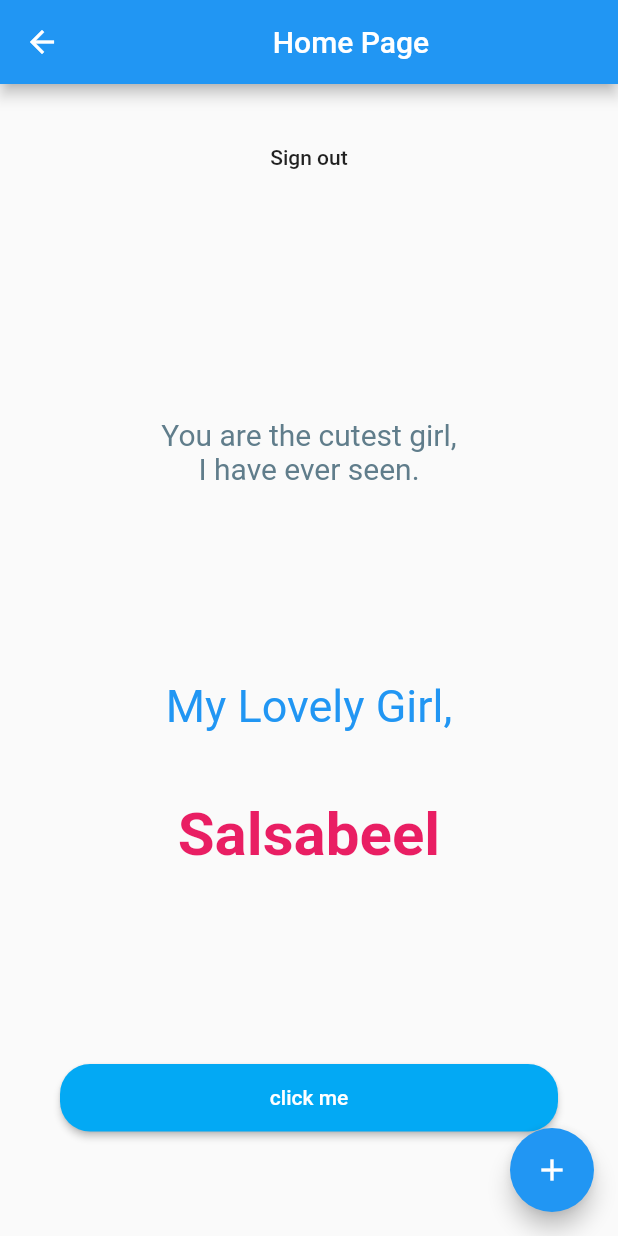
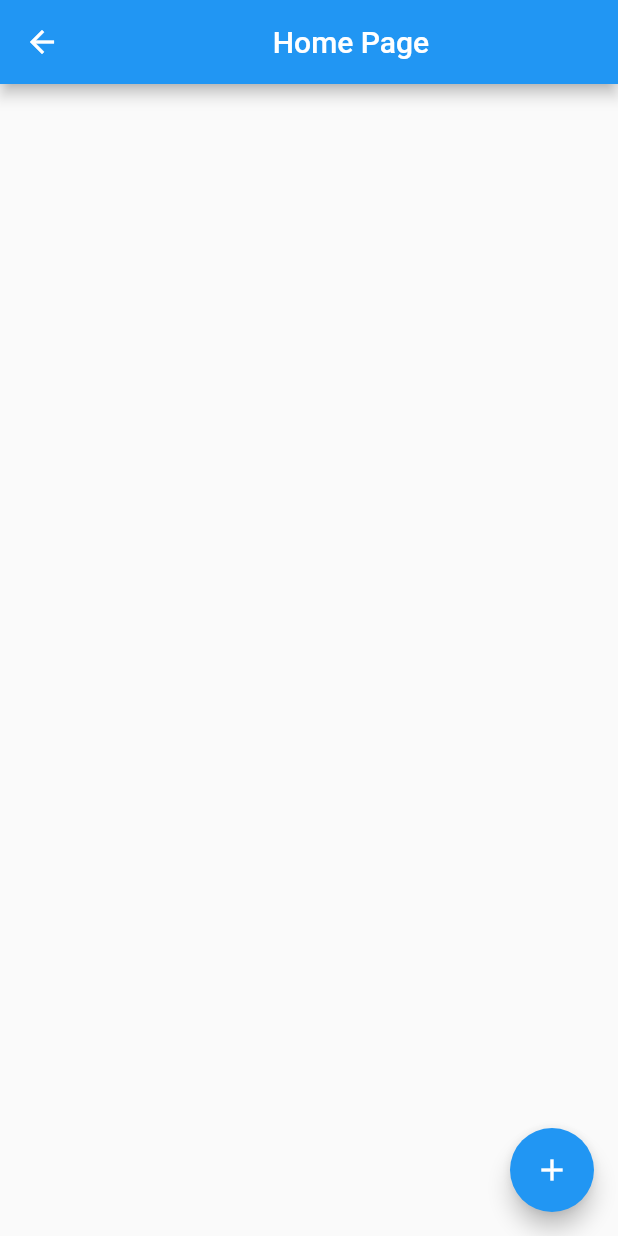
Before and after one commit to ahmedemasry/Notes, a Flutter app: the MyHomePage screen opened by its route, on a phone screen of 412 x 824 dp. Run offline on Flutter 3.47's test engine with Material 2 defaults, Android fonts, the phone set to English and light mode, and no system bars; our stand-ins replace firebase_auth, flutter_secure_storage, shared_preferences; accounts and stored records are empty.

Commit message:
home page cleaned

```diff
--- a/lib/ui/screens/home_page.dart
+++ b/lib/ui/screens/home_page.dart
@@ -33,74 +33,6 @@ class _MyHomePageState extends State<MyHomePage> {
 
         title: Center(child: Text(widget.title)),
       ),
-      body: Padding(
-//        padding: const EdgeInsets.all(8.0),
-        padding: const EdgeInsets.symmetric(vertical: 25, horizontal: 40),
-        child: Column(
-          mainAxisAlignment: MainAxisAlignment.spaceBetween,
-          children: <Widget>[
-            FlatButton(
-              child: Text('Sign out'),
-              onPressed: () async {
-                await authBase.logoutUser();
-                Navigator.of(context).pushReplacementNamed('/login');
-                markUnlogged();
-              },
-            ),
-            SizedBox(height: 60,),
-            Text(
-              'You are the cutest girl,\nI have ever seen.',
-              textAlign: TextAlign.center,
-              style: TextStyle(
-                fontSize: 20,
-                color: Colors.blueGrey,
-              ),
-            ),
-            SizedBox(height: 40,),
-            Text(
-              'My Lovely Girl,',
-              style: TextStyle(
-                  fontSize: 30,
-                  color: Colors.blue,
-              ),
-            ),
-            Text(
-              'Salsabeel',
-              style: TextStyle(
-                  fontSize: 40,
-                  fontWeight: FontWeight.bold,
-                  color: Colors.pink,
-              ),
-            ),
-            SizedBox(height: 40,),
-
-            Builder(
-              builder: (BuildContext context) {
-                return OriginalButton(
-                  bgColor: Colors.lightBlue,
-                  textColor: Colors.white,
-                  text: 'click me',
-                  onPressed: () {
-                    final snack = SnackBar(content: Row(
-                      mainAxisAlignment: MainAxisAlignment.center,
-                      children: <Widget>[
-                        Text('I Just Love You.  ',),
-                        Icon(Icons.favorite),
-                      ],
-                    ),
-                      backgroundColor: Colors.pink,
-                      behavior: SnackBarBehavior.floating,
-                    );
-
-                    Scaffold.of(context).showSnackBar(snack);
-                  },
-                );
-              },
-            ),
-            SizedBox(),
-          ],
-        ),
-      ),
       floatingActionButton: FloatingActionButton(
         onPressed: _incrementCounter,
         tooltip: 'Increment',
```
